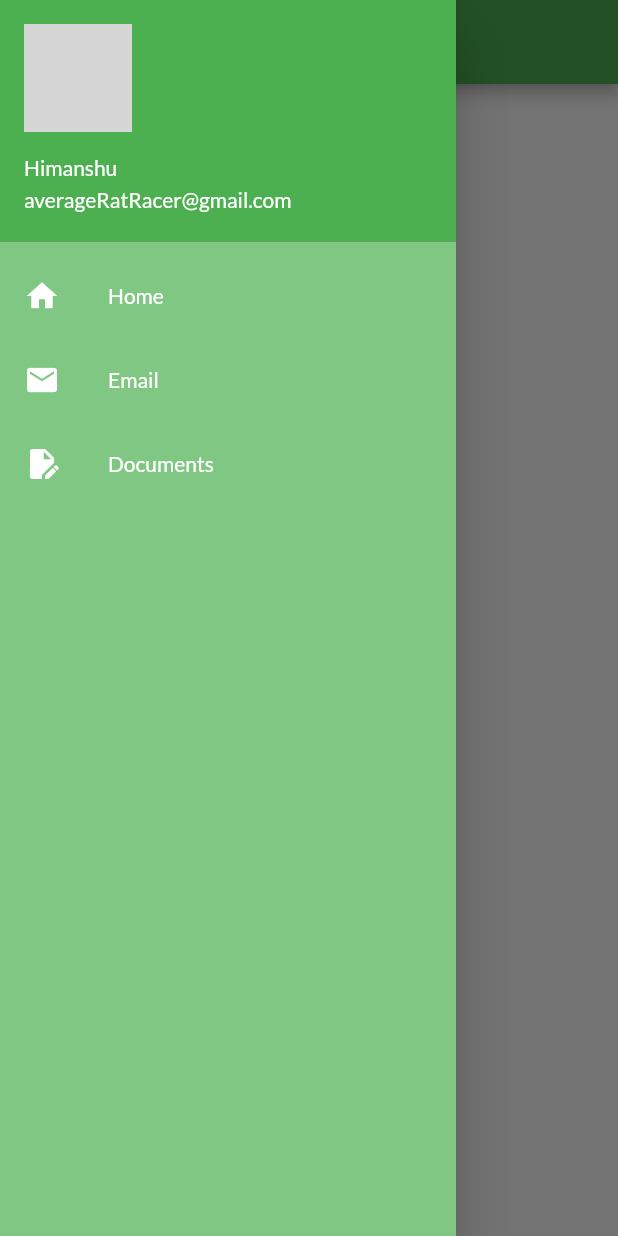
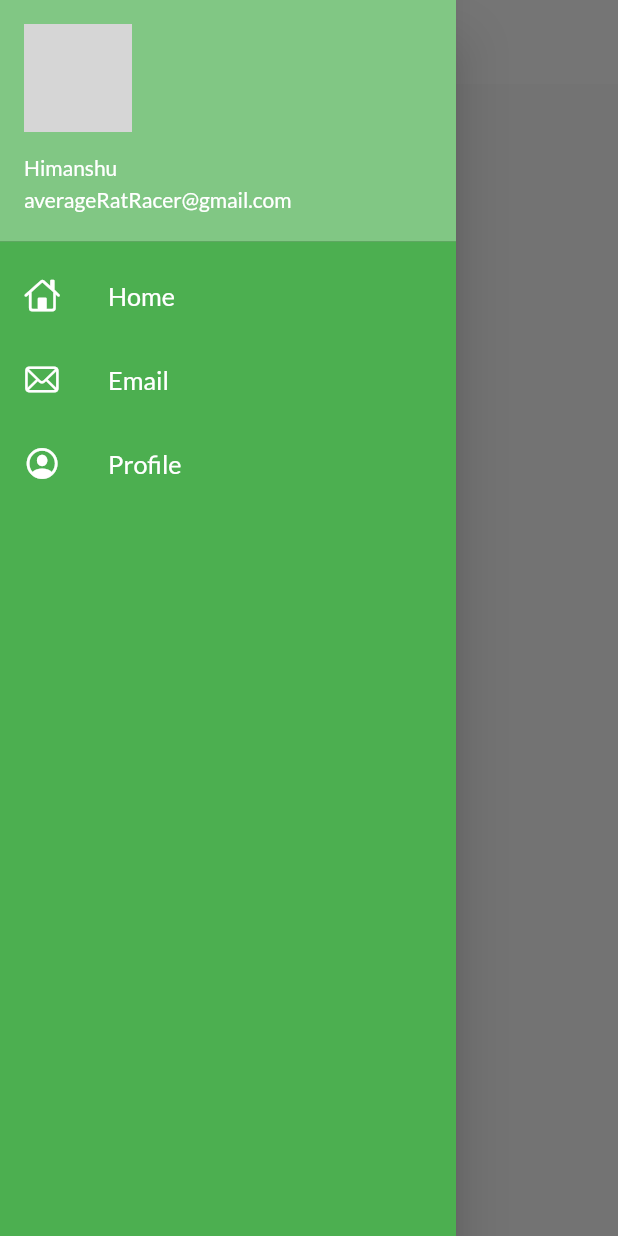
Before and after one commit to ratRaceParticipant/flutterDep, a Flutter app: the HomePage screen opened by its route, with the side drawer open, on a phone screen of 412 x 824 dp. Run offline on Flutter 3.47's test engine with Material 2 defaults, Android fonts, the phone set to English and light mode, and no system bars; our stand-ins replace google_fonts; network calls fail; grey boxes are pictures that could not be loaded.

Commit message:
lostCount2

```diff
--- a/lib/pages/home_page.dart
+++ b/lib/pages/home_page.dart
@@ -8,7 +8,7 @@ class HomePage extends StatelessWidget {
   Widget build(BuildContext context) {
     return Scaffold(
         appBar: AppBar(
-          title: Text("Saman Lelo"),
+          title: Text("Saman Khareed"),
         ),
         body: Center(
           child: Container(
--- a/lib/widgets/myDrawer.dart
+++ b/lib/widgets/myDrawer.dart
@@ -1,24 +1,25 @@
+import 'package:flutter/cupertino.dart';
 import 'package:flutter/material.dart';
 
 class MyDrawer extends StatelessWidget {
   var _jojiImageURL =
       "https://images.unsplash.com/photo-1619170519578-50bca88cff89?ixlib=rb-4.0.3&ixid=MnwxMjA3fDB8MHxwaG90by1wYWdlfHx8fGVufDB8fHx8&auto=format&fit=crop&w=1770&q=80";
   final List listTiteData = [
-    {"text": "Home", "icon": Icons.home},
-    {"text": "Email", "icon": Icons.email},
-    {"text": "Documents", "icon": Icons.edit_document},
+    {"text": "Home", "icon": CupertinoIcons.home},
+    {"text": "Email", "icon": CupertinoIcons.mail},
+    {"text": "Profile", "icon": CupertinoIcons.profile_circled},
   ];
   @override
   Widget build(BuildContext context) {
     return Drawer(
       child: Container(
-        color: Colors.green[300],
+        color: Colors.green,
         child: ListView(
           children: [
             DrawerHeader(
               padding: EdgeInsets.zero,
               child: UserAccountsDrawerHeader(
-                  decoration: BoxDecoration(color: Colors.green),
+                  decoration: BoxDecoration(color: Colors.green[300]),
                   currentAccountPicture: CircleAvatar(
                     backgroundImage: NetworkImage(_jojiImageURL),
                   ),
@@ -34,6 +35,7 @@ class MyDrawer extends StatelessWidget {
                 ),
                 title: Text(
                   e["text"],
+                  textScaleFactor: 1.2,
                   style: TextStyle(color: Colors.white),
                 ),
               ),
```
Also changed, not shown: lib/main.dart (+7 -0 lines).
